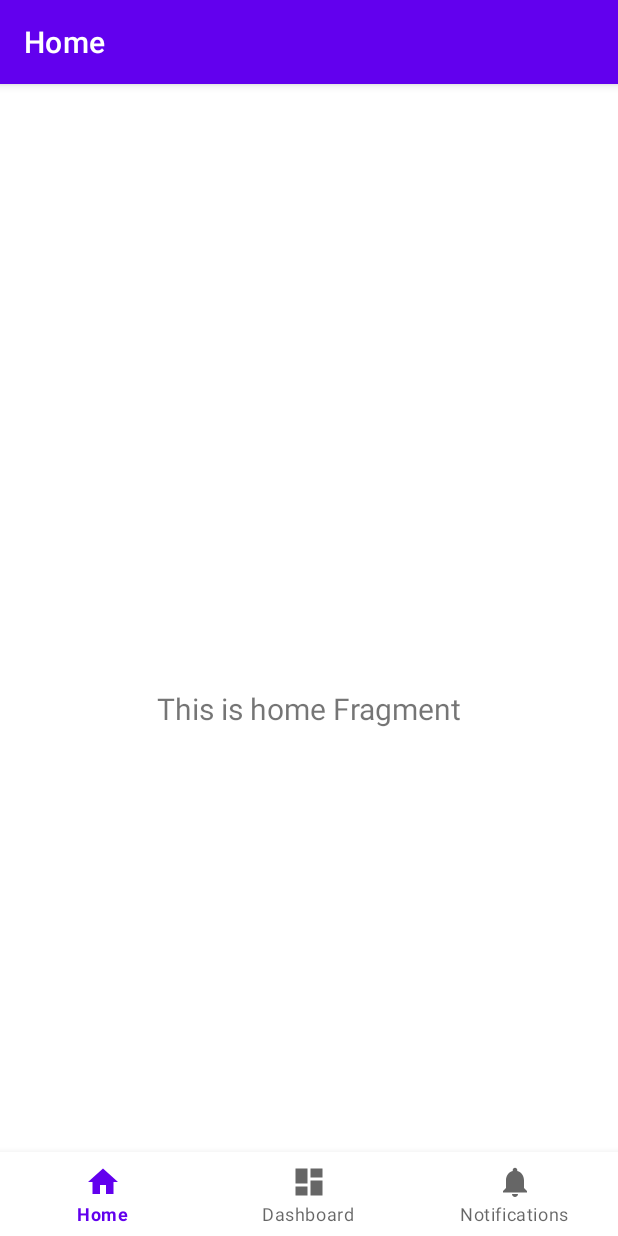
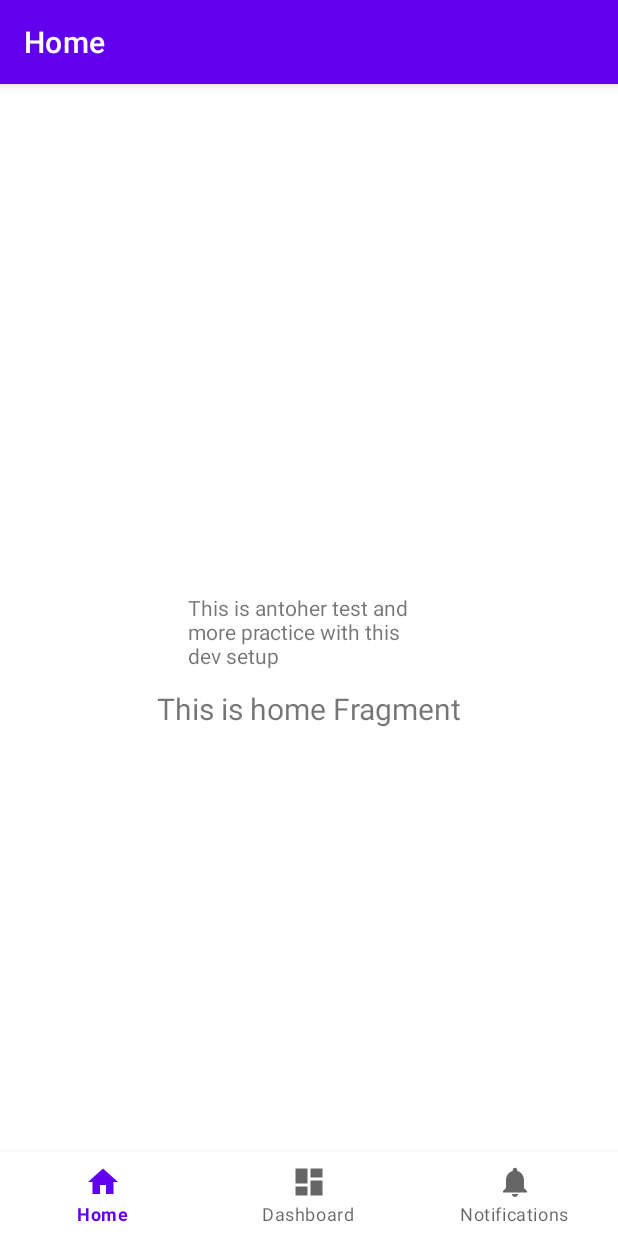
Before and after one commit to aklambert/Wellness-Journal, an Android app: the screen it shows after launch (MainActivity), on a phone screen of 412 x 824 dp. Run offline under Robolectric (Android 15) with nearby library versions, the phone set to English and light mode, and no system bars; our stand-ins replace navigation-ui.

Commit message:
#28, Test changes

```diff
--- a/app/src/main/res/layout/activity_main.xml
+++ b/app/src/main/res/layout/activity_main.xml
@@ -1,6 +1,7 @@
 <?xml version="1.0" encoding="utf-8"?>
 <androidx.constraintlayout.widget.ConstraintLayout xmlns:android="http://schemas.android.com/apk/res/android"
     xmlns:app="http://schemas.android.com/apk/res-auto"
+    xmlns:tools="http://schemas.android.com/tools"
     android:id="@+id/container"
     android:layout_width="match_parent"
     android:layout_height="match_parent"
@@ -30,4 +31,14 @@
         app:layout_constraintTop_toTopOf="parent"
         app:navGraph="@navigation/mobile_navigation" />
 
+    <TextView
+        android:id="@+id/textView"
+        android:layout_width="161dp"
+        android:layout_height="61dp"
+        android:text="This is antoher test and more practice with this dev setup"
+        app:layout_constraintBottom_toTopOf="@+id/nav_view"
+        app:layout_constraintEnd_toEndOf="parent"
+        app:layout_constraintStart_toStartOf="parent"
+        app:layout_constraintTop_toTopOf="@+id/nav_host_fragment_activity_main" />
+
 </androidx.constraintlayout.widget.ConstraintLayout>
```
